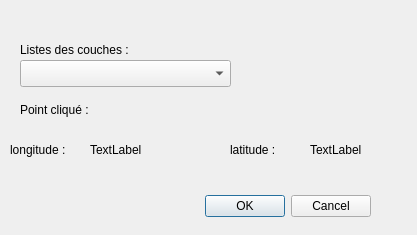
Before: the Qt Designer form mon_extension_dialog_base.ui in oumaimasah/tp-QGIS, drawn with Qt 5.
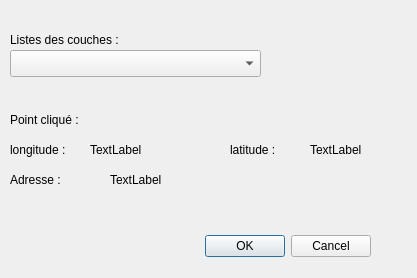
After: the same form once the commit is applied.

Commit message: story 3 Obtenir les adresses

What changed in the file:
```diff
--- a/mon_extension_dialog_base.ui
+++ b/mon_extension_dialog_base.ui
@@ -7,7 +7,7 @@
     <x>0</x>
     <y>0</y>
     <width>417</width>
-    <height>235</height>
+    <height>278</height>
    </rect>
   </property>
   <property name="windowTitle">
@@ -17,7 +17,7 @@
    <property name="geometry">
     <rect>
      <x>30</x>
-     <y>190</y>
+     <y>230</y>
      <width>341</width>
      <height>32</height>
     </rect>
@@ -32,9 +32,9 @@
   <widget class="QComboBox" name="comboBox">
    <property name="geometry">
     <rect>
-     <x>20</x>
-     <y>60</y>
-     <width>211</width>
+     <x>10</x>
+     <y>50</y>
+     <width>251</width>
      <height>27</height>
     </rect>
    </property>
@@ -42,8 +42,8 @@
   <widget class="QLabel" name="label">
    <property name="geometry">
     <rect>
-     <x>20</x>
-     <y>40</y>
+     <x>10</x>
+     <y>30</y>
      <width>191</width>
      <height>19</height>
     </rect>
@@ -55,8 +55,8 @@
   <widget class="QLabel" name="label_2">
    <property name="geometry">
     <rect>
-     <x>20</x>
-     <y>100</y>
+     <x>10</x>
+     <y>110</y>
      <width>191</width>
      <height>19</height>
     </rect>
@@ -117,6 +117,32 @@
     <string>TextLabel</string>
    </property>
   </widget>
+  <widget class="QLabel" name="labelAdresse">
+   <property name="geometry">
+    <rect>
+     <x>110</x>
+     <y>170</y>
+     <width>281</width>
+     <height>19</height>
+    </rect>
+   </property>
+   <property name="text">
+    <string>TextLabel</string>
+   </property>
+  </widget>
+  <widget class="QLabel" name="label_4">
+   <property name="geometry">
+    <rect>
+     <x>10</x>
+     <y>170</y>
+     <width>66</width>
+     <height>19</height>
+    </rect>
+   </property>
+   <property name="text">
+    <string>Adresse :</string>
+   </property>
+  </widget>
  </widget>
  <resources/>
  <connections>
```
The commit also changes 2 other files.
